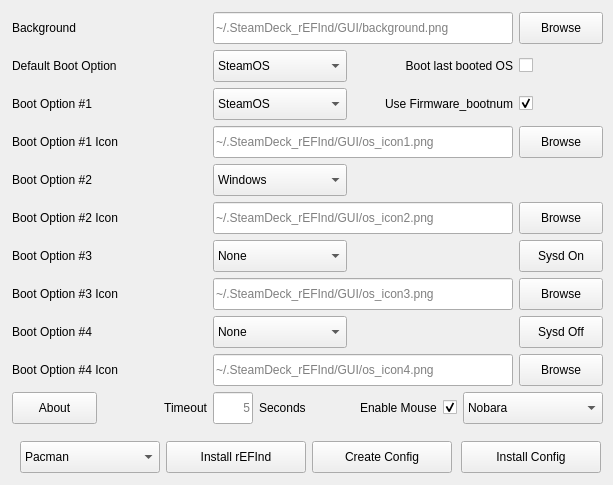
jlobue10/SteamDeck_rEFInd, file GUI/src/mainwindow.ui: the form before one commit.
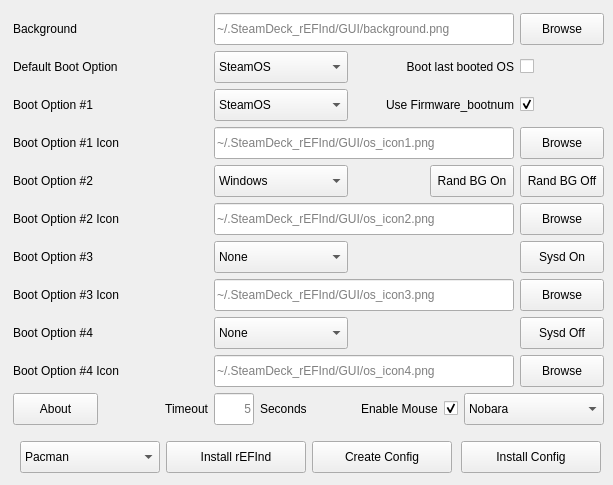
The form after the commit. Icons and pictures are not drawn.

Patch:
```diff
--- a/GUI/src/mainwindow.ui
+++ b/GUI/src/mainwindow.ui
@@ -137,11 +137,11 @@
      </item>
     </layout>
    </widget>
-   <widget class="QWidget" name="layoutWidget">
+   <widget class="QWidget" name="">
     <property name="geometry">
      <rect>
-      <x>12</x>
-      <y>12</y>
+      <x>13</x>
+      <y>13</y>
       <width>591</width>
       <height>416</height>
      </rect>
@@ -468,6 +468,50 @@
        </item>
       </widget>
      </item>
+     <item row="4" column="4" alignment="Qt::AlignRight">
+      <widget class="QPushButton" name="Rand_BG_On_pushButton">
+       <property name="minimumSize">
+        <size>
+         <width>84</width>
+         <height>32</height>
+        </size>
+       </property>
+       <property name="maximumSize">
+        <size>
+         <width>84</width>
+         <height>32</height>
+        </size>
+       </property>
+       <property name="toolTip">
+        <string>Install and enable systemd service</string>
+       </property>
+       <property name="text">
+        <string>Rand BG On</string>
+       </property>
+      </widget>
+     </item>
+     <item row="4" column="5">
+      <widget class="QPushButton" name="Rand_BG_Off_pushButton">
+       <property name="minimumSize">
+        <size>
+         <width>84</width>
+         <height>32</height>
+        </size>
+       </property>
+       <property name="maximumSize">
+        <size>
+         <width>84</width>
+         <height>32</height>
+        </size>
+       </property>
+       <property name="toolTip">
+        <string>Install and enable systemd service</string>
+       </property>
+       <property name="text">
+        <string>Rand BG Off</string>
+       </property>
+      </widget>
+     </item>
      <item row="5" column="0" colspan="2">
       <widget class="QLabel" name="Boot_Option_02_Icon_label">
        <property name="minimumSize">
```
